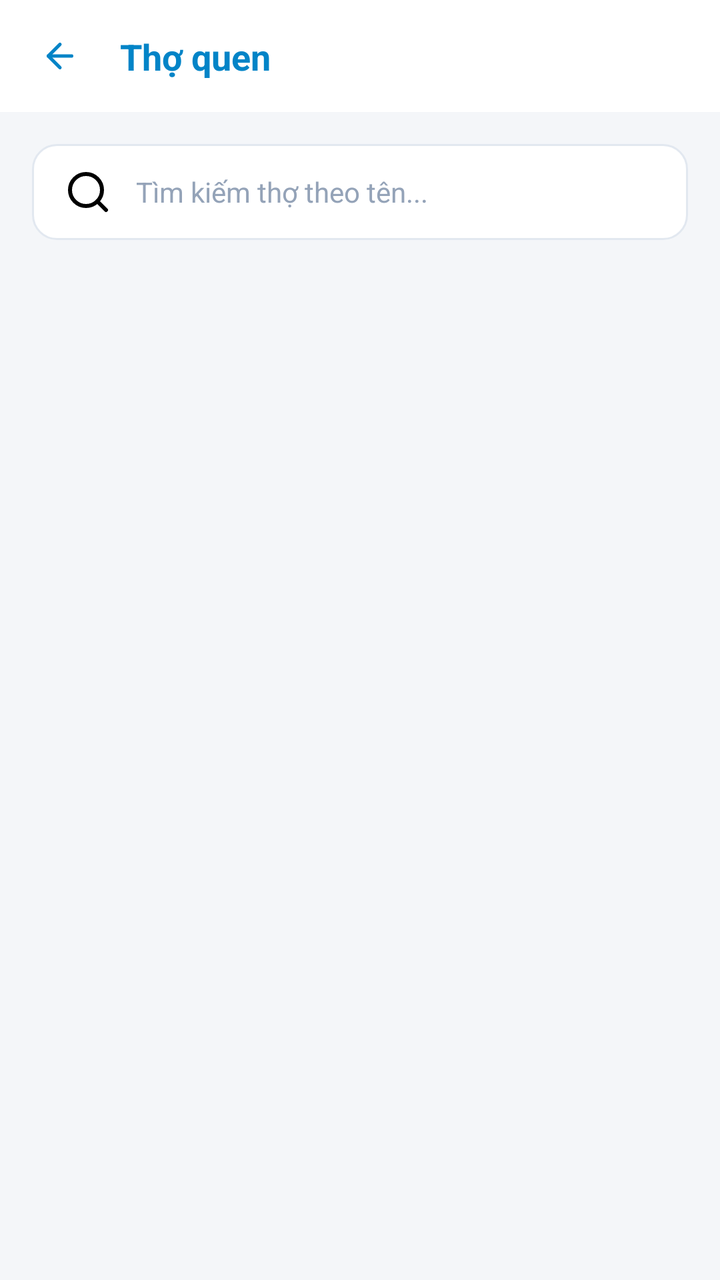
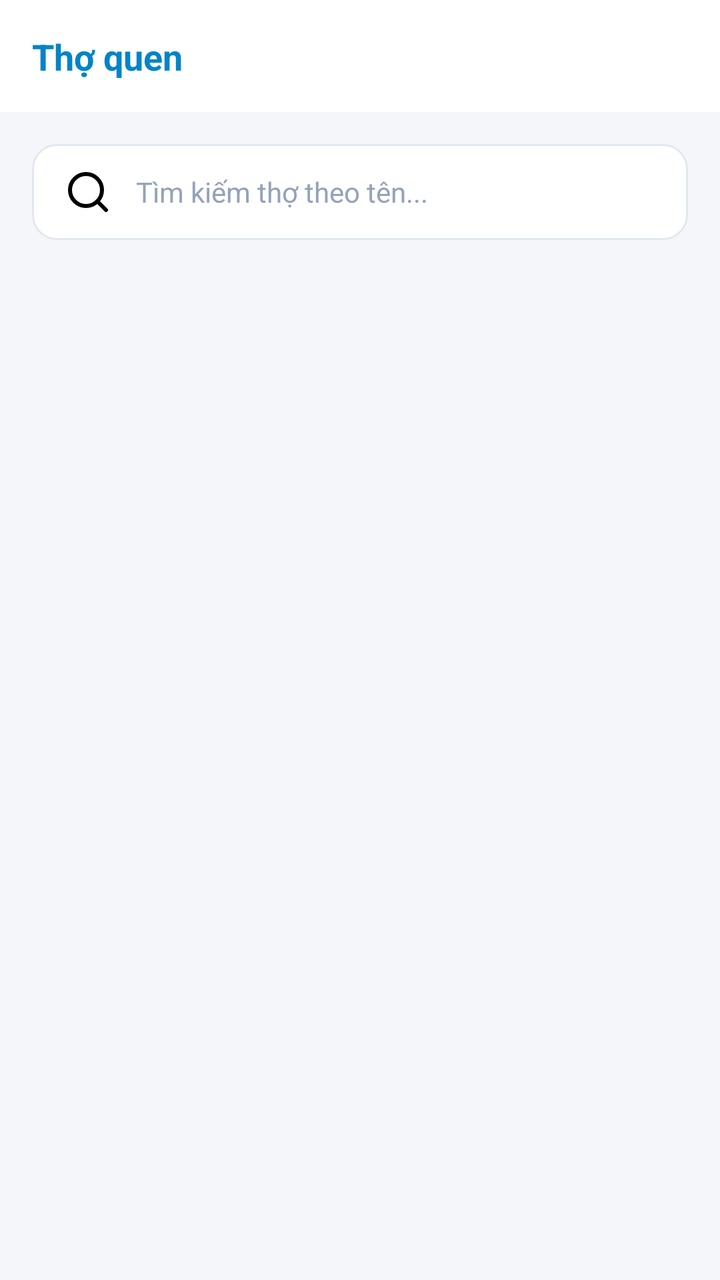

Screens rendered from an Android XML layout before and after an edit, with the pre-edit source and the edit as a unified diff.
<!-- AndroidManifest.xml: application theme Theme.FixItVN -->
<!-- res/layout/fragment_favorite_workers.xml -->
<?xml version="1.0" encoding="utf-8"?>
<androidx.constraintlayout.widget.ConstraintLayout
    xmlns:android="http://schemas.android.com/apk/res/android"
    xmlns:app="http://schemas.android.com/apk/res-auto"
    xmlns:tools="http://schemas.android.com/tools"
    android:layout_width="match_parent"
    android:layout_height="match_parent"
    android:background="#F4F6F9"> <androidx.constraintlayout.widget.ConstraintLayout
    android:id="@+id/layoutHeader"
    android:layout_width="match_parent"
    android:layout_height="56dp"
    android:background="#FFFFFF"
    android:paddingHorizontal="16dp"
    app:layout_constraintTop_toTopOf="parent">

    <ImageView
        android:id="@+id/btnBack"
        android:layout_width="28dp"
        android:layout_height="28dp"
        android:background="?attr/selectableItemBackgroundBorderless"
        android:padding="4dp"
        android:src="@drawable/ic_lucide_arrow_left"
        app:layout_constraintBottom_toBottomOf="parent"
        app:layout_constraintStart_toStartOf="parent"
        app:layout_constraintTop_toTopOf="parent"
        app:tint="#0284C7" /> <TextView
    android:layout_width="wrap_content"
    android:layout_height="wrap_content"
    android:layout_marginStart="16dp"
    android:text="Thợ quen"
    android:textColor="#0284C7"
    android:textSize="18sp"
    android:textStyle="bold"
    app:layout_constraintBottom_toBottomOf="parent"
    app:layout_constraintStart_toEndOf="@id/btnBack"
    app:layout_constraintTop_toTopOf="parent" />

</androidx.constraintlayout.widget.ConstraintLayout>

    <EditText
        android:id="@+id/etSearchWorker"
        android:layout_width="match_parent"
        android:layout_height="48dp"
        android:layout_marginHorizontal="16dp"
        android:layout_marginTop="16dp"
        android:background="@drawable/bg_input_border"
        android:drawableStart="@drawable/ic_lucide_search"
        android:drawablePadding="12dp"
        android:hint="Tìm kiếm thợ theo tên..."
        android:paddingHorizontal="16dp"
        android:textColor="#334155"
        android:textColorHint="#94A3B8"
        android:textSize="14sp"
        app:layout_constraintTop_toBottomOf="@id/layoutHeader" />

    <androidx.recyclerview.widget.RecyclerView
        android:id="@+id/rvFavoriteWorkers"
        android:layout_width="match_parent"
        android:layout_height="0dp"
        android:layout_marginTop="12dp"
        android:clipToPadding="false"
        android:paddingBottom="20dp"
        app:layout_constraintBottom_toBottomOf="parent"
        app:layout_constraintTop_toBottomOf="@id/etSearchWorker"
        tools:listitem="@layout/item_favorite_worker" />

    <include
        android:id="@+id/layoutLoading"
        layout="@layout/layout_loading"
        android:layout_width="match_parent"
        android:layout_height="match_parent"
        android:visibility="gone" />
</androidx.constraintlayout.widget.ConstraintLayout>
<!-- res/layout/item_favorite_worker.xml (included above) -->
<?xml version="1.0" encoding="utf-8"?>
<com.google.android.material.card.MaterialCardView
    xmlns:android="http://schemas.android.com/apk/res/android"
    xmlns:app="http://schemas.android.com/apk/res-auto"
    android:layout_width="match_parent"
    android:layout_height="wrap_content"
    android:layout_marginHorizontal="16dp"
    android:layout_marginVertical="8dp"
    app:cardBackgroundColor="#FFFFFF"
    app:cardCornerRadius="16dp"
    app:cardElevation="2dp"
    app:strokeWidth="0dp">

    <LinearLayout
        android:layout_width="match_parent"
        android:layout_height="wrap_content"
        android:orientation="vertical"
        android:padding="16dp">

        <LinearLayout
            android:layout_width="match_parent"
            android:layout_height="wrap_content"
            android:gravity="center_vertical"
            android:orientation="horizontal">

            <de.hdodenhof.circleimageview.CircleImageView
                android:id="@+id/ivWorkerAvatar"
                android:layout_width="56dp"
                android:layout_height="56dp"
                android:src="@drawable/ic_person"
                app:civ_border_color="#38BDF8"
                app:civ_border_width="1dp" />

            <LinearLayout
                android:layout_width="0dp"
                android:layout_height="wrap_content"
                android:layout_marginStart="16dp"
                android:layout_weight="1"
                android:orientation="vertical">

                <LinearLayout
                    android:layout_width="match_parent"
                    android:layout_height="wrap_content"
                    android:gravity="center_vertical"
                    android:orientation="horizontal">

                    <TextView
                        android:id="@+id/tvWorkerName"
                        android:layout_width="0dp"
                        android:layout_height="wrap_content"
                        android:layout_weight="1"
                        android:text="Nguyễn Văn A"
                        android:textColor="#1E293B"
                        android:textSize="15sp"
                        android:textStyle="bold" />

                    <LinearLayout
                        android:layout_width="wrap_content"
                        android:layout_height="wrap_content"
                        android:background="@drawable/bg_badge_yellow_light"
                        android:gravity="center_vertical"
                        android:paddingHorizontal="6dp"
                        android:paddingVertical="2dp">

                        <ImageView
                            android:layout_width="12dp"
                            android:layout_height="12dp"
                            android:src="@drawable/ic_lucide_star"
                            app:tint="#F59E0B" />

                        <TextView
                            android:id="@+id/tvRating"
                            android:layout_width="wrap_content"
                            android:layout_height="wrap_content"
                            android:layout_marginStart="4dp"
                            android:text="4.9"
                            android:textColor="#F59E0B"
                            android:textSize="12sp"
                            android:textStyle="bold" />
                    </LinearLayout>
                </LinearLayout>

                <TextView
                    android:id="@+id/tvWorkerSkills"
                    android:layout_width="wrap_content"
                    android:layout_height="wrap_content"
                    android:layout_marginTop="2dp"
                    android:text="Sửa máy lạnh, Điện dân dụng"
                    android:textColor="#475569"
                    android:textSize="13sp" />

                <LinearLayout
                    android:layout_width="wrap_content"
                    android:layout_height="wrap_content"
                    android:layout_marginTop="6dp"
                    android:gravity="center_vertical"
                    android:orientation="horizontal">

                    <View
                        android:id="@+id/viewStatusDot"
                        android:layout_width="8dp"
                        android:layout_height="8dp"
                        android:background="@drawable/bg_circle_green" />

                    <TextView
                        android:id="@+id/tvStatusText"
                        android:layout_width="wrap_content"
                        android:layout_height="wrap_content"
                        android:layout_marginStart="6dp"
                        android:text="Đang rảnh"
                        android:textColor="#10B981"
                        android:textSize="12sp" />
                </LinearLayout>
            </LinearLayout>
        </LinearLayout>

        <com.google.android.material.button.MaterialButton
            android:id="@+id/btnBook"
            android:layout_width="match_parent"
            android:layout_height="48dp"
            android:layout_marginTop="16dp"
            android:backgroundTint="#38BDF8"
            android:text="Đặt ngay"
            android:textAllCaps="false"
            android:textColor="#FFFFFF"
            android:textSize="15sp"
            android:textStyle="bold"
            app:cornerRadius="12dp"
            app:elevation="0dp" />

    </LinearLayout>
</com.google.android.material.card.MaterialCardView>
<!-- res/layout/layout_loading.xml (included above) -->
<?xml version="1.0" encoding="utf-8"?>
<FrameLayout xmlns:android="http://schemas.android.com/apk/res/android"
    android:layout_width="match_parent"
    android:layout_height="match_parent"
    android:background="#f8fafc"
    android:clickable="true"
    android:focusable="true"
    android:visibility="gone">

    <LinearLayout
        android:layout_width="wrap_content"
        android:layout_height="wrap_content"
        android:layout_gravity="center"
        android:orientation="vertical"
        android:gravity="center">

        <ProgressBar
            android:layout_width="48dp"
            android:layout_height="48dp"
            android:indeterminateTint="#3b82f6" />

        <TextView
            android:layout_width="wrap_content"
            android:layout_height="wrap_content"
            android:layout_marginTop="16dp"
            android:text="Đang tải dữ liệu..."
            android:textColor="#64748b"
            android:textSize="14sp" />
    </LinearLayout>
</FrameLayout>
<!-- resources referenced by this layout -->
<resources>
  <!-- drawable bg_badge_yellow_light (drawable) -->
  <?xml version="1.0" encoding="utf-8"?>
  <shape xmlns:android="http://schemas.android.com/apk/res/android">
      <solid android:color="#FEF3C7" />
      <corners android:radius="6dp" />
  </shape>
  <!-- drawable bg_circle_green (drawable) -->
  <?xml version="1.0" encoding="utf-8"?>
  <shape xmlns:android="http://schemas.android.com/apk/res/android" android:shape="oval">
      <solid android:color="#10B981" /> </shape>
  <!-- drawable bg_input_border (drawable) -->
  <?xml version="1.0" encoding="utf-8"?>
  <shape xmlns:android="http://schemas.android.com/apk/res/android">
      <solid android:color="#FFFFFF" />
      <stroke android:width="1dp" android:color="#E2E8F0" />
      <corners android:radius="12dp" />
  </shape>
  <!-- drawable ic_lucide_arrow_left (drawable) -->
  <vector xmlns:android="http://schemas.android.com/apk/res/android"
      android:width="24dp"
      android:height="24dp"
      android:viewportWidth="24"
      android:viewportHeight="24">
    <path
        android:pathData="m12,19 -7,-7 7,-7"
        android:strokeLineJoin="round"
        android:strokeWidth="2"
        android:fillColor="#00000000"
        android:strokeColor="#000000"
        android:strokeLineCap="round"/>
    <path
        android:pathData="M19,12H5"
        android:strokeLineJoin="round"
        android:strokeWidth="2"
        android:fillColor="#00000000"
        android:strokeColor="#000000"
        android:strokeLineCap="round"/>
  </vector>
  <!-- drawable ic_lucide_search (drawable) -->
  <vector xmlns:android="http://schemas.android.com/apk/res/android"
      android:width="24dp"
      android:height="24dp"
      android:viewportWidth="24"
      android:viewportHeight="24">
      <path
          android:pathData="M11,19C15.418,19 19,15.418 19,11C19,6.5817 15.418,3 11,3C6.5817,3 3,6.5817 3,11C3,15.418 6.5817,19 11,19Z"
          android:strokeLineJoin="round"
          android:strokeWidth="2"
          android:strokeColor="#000000"
          android:strokeLineCap="round" />
      <path
          android:pathData="M21,21L16.65,16.65"
          android:strokeLineJoin="round"
          android:strokeWidth="2"
          android:strokeColor="#000000"
          android:strokeLineCap="round" />
  </vector>
  <!-- drawable ic_lucide_star (drawable) -->
  <vector xmlns:android="http://schemas.android.com/apk/res/android"
      android:width="24dp"
      android:height="24dp"
      android:viewportWidth="24"
      android:viewportHeight="24">
      <path
          android:pathData="M12,2 L15.09,8.26 L22,9.27 L17,14.14 L18.18,21.02 L12,17.77 L5.82,21.02 L7,14.14 L2,9.27 L8.91,8.26 L12,2 Z"
          android:fillColor="#000000"
          android:strokeLineJoin="round"
          android:strokeWidth="2"
          android:strokeColor="#000000"
          android:strokeLineCap="round" />
  </vector>
  <!-- drawable ic_person (drawable) -->
  <vector xmlns:android="http://schemas.android.com/apk/res/android"
      android:width="24dp"
      android:height="24dp"
      android:viewportWidth="24"
      android:viewportHeight="24">
      <path
          android:fillColor="#000000"
          android:pathData="M12,12c2.21,0 4,-1.79 4,-4s-1.79,-4 -4,-4 -4,1.79 -4,4 1.79,4 4,4zM12,14c-2.67,0 -8,1.34 -8,4v2h16v-2c0,-2.66 -5.33,-4 -8,-4z"/>
  </vector>
  <style name="Widget.FixIt.BottomNavigationView" parent="Widget.MaterialComponents.BottomNavigationView">
          <item name="itemTextAppearanceActive">@style/TextAppearance.FixIt.BottomNav</item>
          <item name="itemTextAppearanceInactive">@style/TextAppearance.FixIt.BottomNav</item>
      </style>
  <style name="TextAppearance.FixIt.BottomNav" parent="TextAppearance.MaterialComponents.Caption">
          <item name="android:textSize">10sp</item>
          <item name="android:fontFamily">sans-serif-medium</item>
      </style>
  <!-- unchanged entries left out for length: 1 -->
</resources>

<!-- the commit's change to res/layout/fragment_favorite_workers.xml (unified diff, before → after) -->
@@ -13,26 +13,16 @@
     android:paddingHorizontal="16dp"
     app:layout_constraintTop_toTopOf="parent">
 
-    <ImageView
-        android:id="@+id/btnBack"
-        android:layout_width="28dp"
-        android:layout_height="28dp"
-        android:background="?attr/selectableItemBackgroundBorderless"
-        android:padding="4dp"
-        android:src="@drawable/ic_lucide_arrow_left"
-        app:layout_constraintBottom_toBottomOf="parent"
-        app:layout_constraintStart_toStartOf="parent"
-        app:layout_constraintTop_toTopOf="parent"
-        app:tint="#0284C7" /> <TextView
+ <TextView
     android:layout_width="wrap_content"
     android:layout_height="wrap_content"
-    android:layout_marginStart="16dp"
+    android:layout_marginStart="0dp"
     android:text="Thợ quen"
     android:textColor="#0284C7"
     android:textSize="18sp"
     android:textStyle="bold"
     app:layout_constraintBottom_toBottomOf="parent"
-    app:layout_constraintStart_toEndOf="@id/btnBack"
+    app:layout_constraintStart_toStartOf="parent"
     app:layout_constraintTop_toTopOf="parent" />
 
 </androidx.constraintlayout.widget.ConstraintLayout>
<!-- resource entries referenced after the edit -->
@@ -17,27 +17,6 @@
       <stroke android:width="1dp" android:color="#E2E8F0" />
       <corners android:radius="12dp" />
   </shape>
-  <!-- drawable ic_lucide_arrow_left (drawable) -->
-  <vector xmlns:android="http://schemas.android.com/apk/res/android"
-      android:width="24dp"
-      android:height="24dp"
-      android:viewportWidth="24"
-      android:viewportHeight="24">
-    <path
-        android:pathData="m12,19 -7,-7 7,-7"
-        android:strokeLineJoin="round"
-        android:strokeWidth="2"
-        android:fillColor="#00000000"
-        android:strokeColor="#000000"
-        android:strokeLineCap="round"/>
-    <path
-        android:pathData="M19,12H5"
-        android:strokeLineJoin="round"
-        android:strokeWidth="2"
-        android:fillColor="#00000000"
-        android:strokeColor="#000000"
-        android:strokeLineCap="round"/>
-  </vector>
   <!-- drawable ic_lucide_search (drawable) -->
   <vector xmlns:android="http://schemas.android.com/apk/res/android"
       android:width="24dp"
